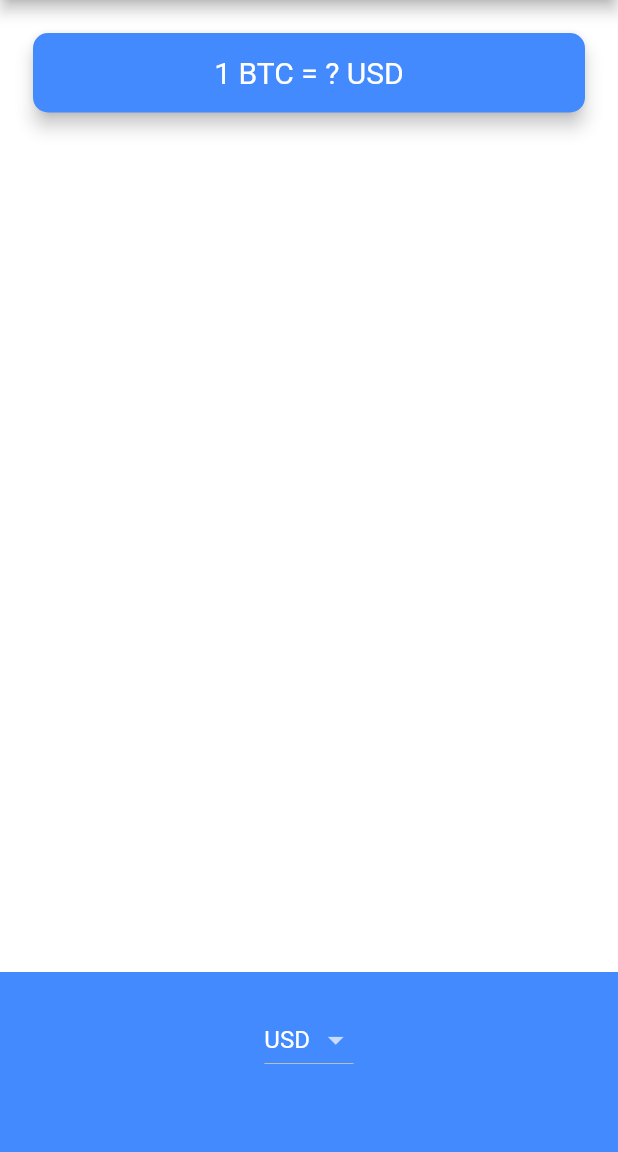
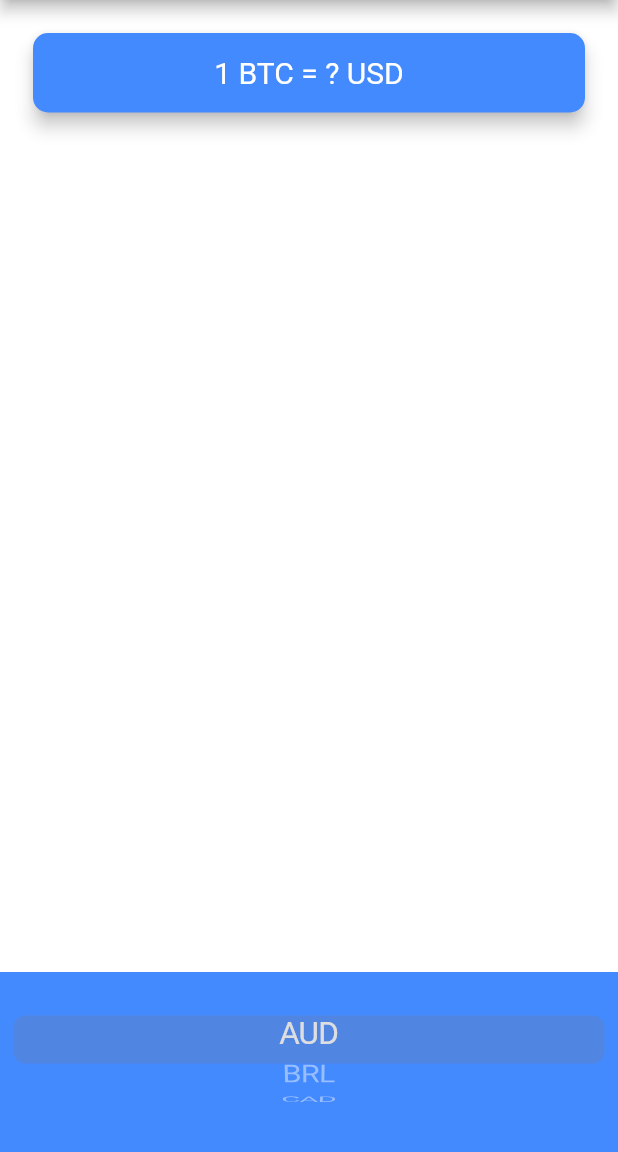
Before and after one commit to MuursaleenBats/bitcoin_ticker, a Flutter app: the screen it shows after launch, on a phone screen of 412 x 824 dp, the part 84-1236 px from its top. Run offline on Flutter 3.47's test engine with Material 2 defaults, Android fonts, the phone set to English and light mode, and no system bars.

```diff
--- a/lib/price_screen.dart
+++ b/lib/price_screen.dart
@@ -1,4 +1,5 @@
 import 'package:flutter/material.dart';
+import 'package:flutter/cupertino.dart';
 import 'coin_data.dart';
 
 class PriceScreen extends StatefulWidget {
@@ -44,20 +45,15 @@ class _PriceScreenState extends State<PriceScreen> {
             alignment: Alignment.center,
             padding: EdgeInsets.only(bottom: 30.0),
             color: Colors.blueAccent,
-            child: DropdownButton<String>(
-              value: selectedCurrency,
-              items: [
-                for (var item in currenciesList)
-                  DropdownMenuItem(
-                    child: Text(item),
-                    value: item,
-                  ),
-              ],
-              onChanged: (value) {
+            child: CupertinoPicker(
+              itemExtent: 32.0,
+              onSelectedItemChanged: (selectedIndex) {
                 setState(() {
-                  selectedCurrency = value.toString();
+                  selectedCurrency = currenciesList[selectedIndex];
+                  print(selectedCurrency);
                 });
               },
+              children: [for (var item in currenciesList) Text(item)],
             ),
           ),
         ],
@@ -65,3 +61,19 @@ class _PriceScreenState extends State<PriceScreen> {
     );
   }
 }
+
+// DropdownButton<String>(
+// value: selectedCurrency,
+// items: [
+// for (var item in currenciesList)
+// DropdownMenuItem(
+// child: Text(item),
+// value: item,
+// ),
+// ],
+// onChanged: (value) {
+// setState(() {
+// selectedCurrency = value.toString();
+// });
+// },
+// ),
```
